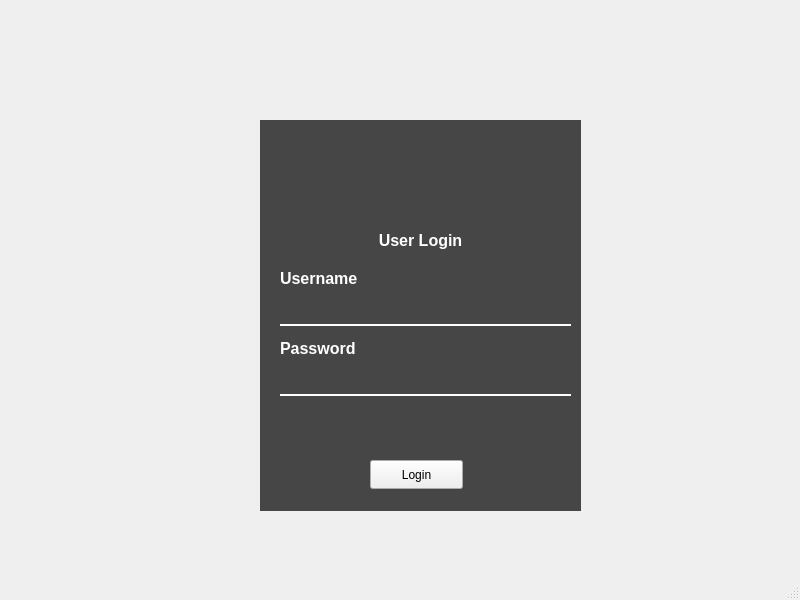
First picture: the form in login.ui, repository kareemelramly/Library-Management-System, before the edit.
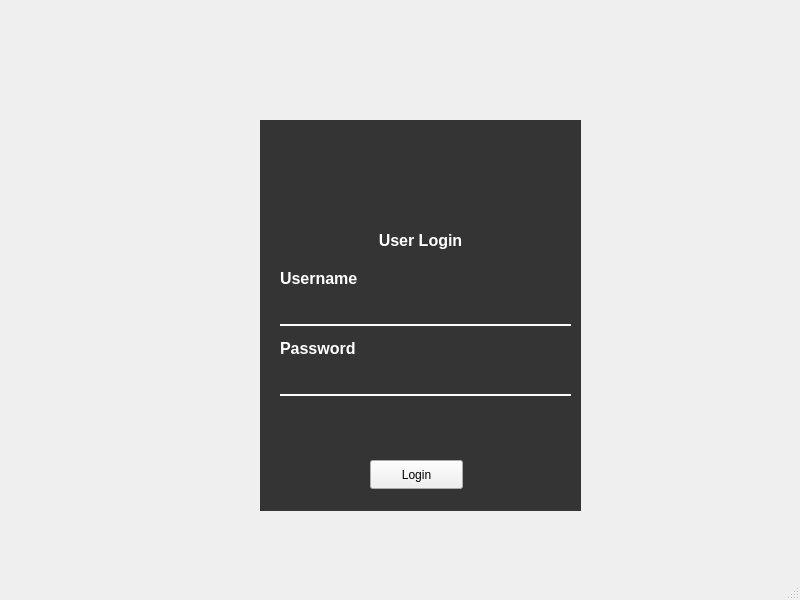
Second picture: the form after the edit. Icons and pictures are not drawn.

Patch:
```diff
--- a/login.ui
+++ b/login.ui
@@ -164,7 +164,7 @@
      </property>
      <property name="styleSheet">
       <string notr="true">QLabel {
-    background-color: rgba(0, 0, 0, 180); /* #B2724B with 50% opacity */
+    background-color: rgba(0, 0, 0, 200); /* #B2724B with 50% opacity */
     color: white;
     border: none;
 }
```
